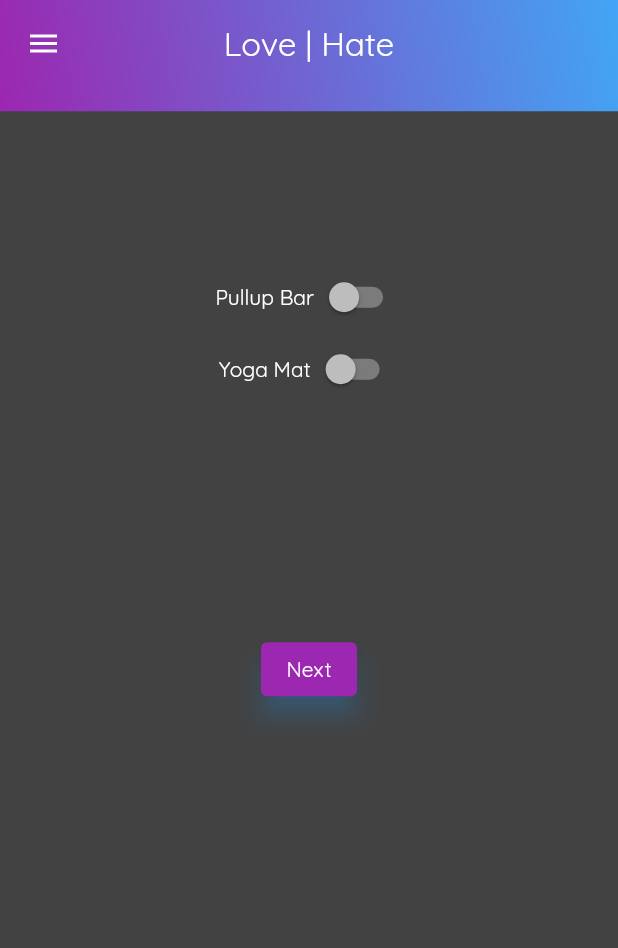
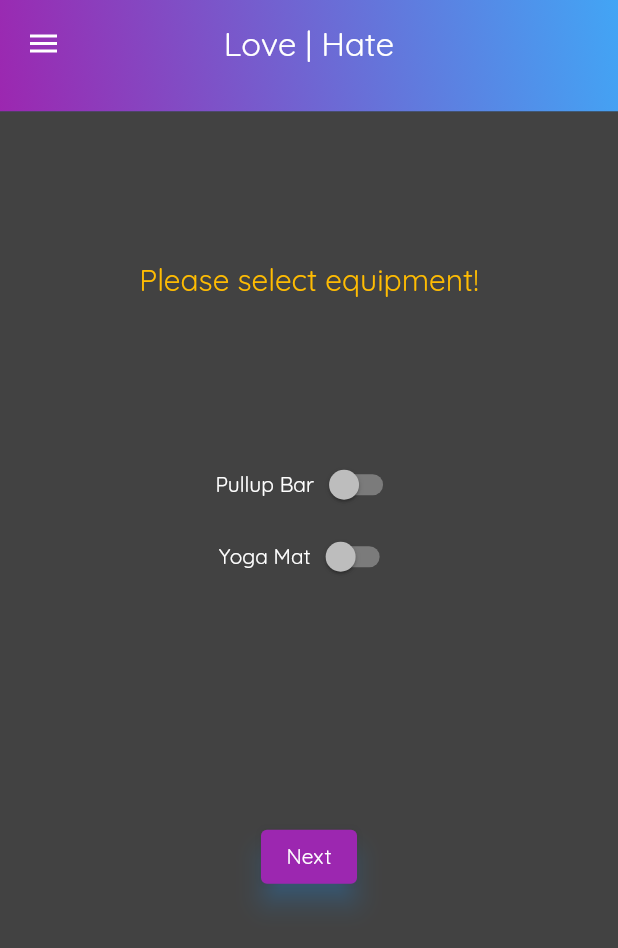
Before and after one commit to mr-scott-jordan/workout-app, a Flutter app: the EquipmentPage screen opened by its route, on a phone screen of 412 x 824 dp. Shown: the top 948 px of the screen. Run offline on Flutter 3.47's test engine with Material 2 defaults, Android fonts, the phone set to English and light mode, and no system bars; our stand-ins replace bloc, circular_countdown_timer, cloud_firestore, dartz, data_connection_checker, equatable and 5 more; accounts and stored records are empty.

Commit message:
added pretty font with guidance!

```diff
--- a/lib/features/high_intensity_interval/presentation/pages/equipment_page.dart
+++ b/lib/features/high_intensity_interval/presentation/pages/equipment_page.dart
@@ -41,6 +41,18 @@ class EquipmentPage extends StatelessWidget {
                 children: [
                   SizedBox(
                     height: 100,
+                  ),
+                  Container(
+                    height: 125,
+                    width: 300,
+                    alignment: Alignment.topCenter,
+                    child: Text(
+                      'Please select equipment!',
+                      style: TextStyle(
+                        fontSize: 20,
+                        color: Color.fromRGBO(255, 188, 2, 1),
+                      ),
+                    ),
                   ),
                   Row(
                     mainAxisAlignment: MainAxisAlignment.center,
```
Also changed, not shown: pubspec.lock.
